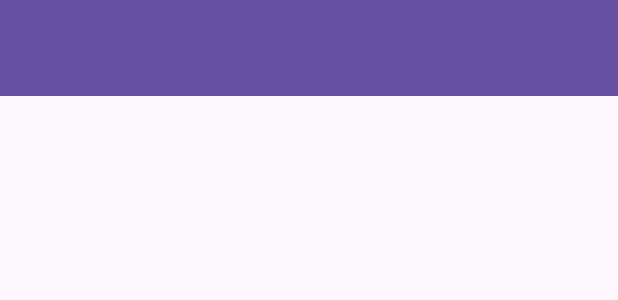
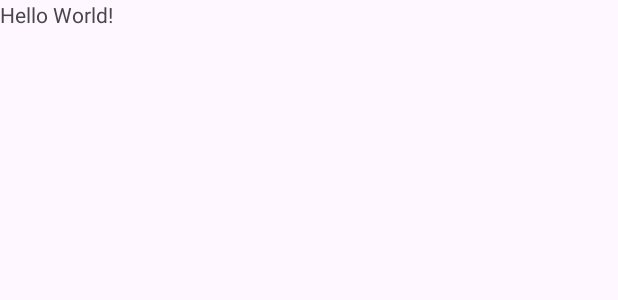
Before and after one commit to CC238-2302-WV61-FidoFriend/App, an Android app: the layout activity_main.xml on its own in the app's theme, with its tools: preview values and no code run, on a phone screen of 412 x 824 dp. Shown: the top 300 px of the screen. Run offline under Robolectric (Android 15) with nearby library versions, the phone set to English and light mode, and no system bars.

Commit message:
fix perfil

```diff
--- a/app/src/main/res/layout/activity_main.xml
+++ b/app/src/main/res/layout/activity_main.xml
@@ -1,26 +1,17 @@
 <?xml version="1.0" encoding="utf-8"?>
-<androidx.drawerlayout.widget.DrawerLayout xmlns:android="http://schemas.android.com/apk/res/android"
+<ScrollView
+    android:orientation="vertical"
+    xmlns:android="http://schemas.android.com/apk/res/android"
     xmlns:app="http://schemas.android.com/apk/res-auto"
     xmlns:tools="http://schemas.android.com/tools"
     android:layout_width="match_parent"
     android:layout_height="match_parent"
-    android:id="@+id/drawer_layout"
-    tools:context=".MainActivity"
-    tools:openDrawer="start">
+    tools:context=".MainActivity">
 
-    <include
-        layout="@layout/app_bar_main"
-        android:layout_width="match_parent"
-        android:layout_height="match_parent"/>
+    <TextView
+        android:layout_width="wrap_content"
+        android:layout_height="wrap_content"
+        android:text="Hello World!"
+        android:id="@+id/txtRes" />
 
-    <com.google.android.material.navigation.NavigationView
-        android:id="@+id/nav_view"
-        android:layout_width="match_parent"
-        android:layout_height="wrap_content"
-        android:layout_gravity="start"
-        app:headerLayout="@layout/nav_header_main"
-        app:menu="@menu/activity_main_drawer"/>
-
-
-
-</androidx.drawerlayout.widget.DrawerLayout>
+</ScrollView>
--- a/app/src/main/res/layout/app_bar_main.xml
+++ /dev/null
@@ -1,23 +0,0 @@
-<?xml version="1.0" encoding="utf-8"?>
-<androidx.coordinatorlayout.widget.CoordinatorLayout
-    xmlns:android="http://schemas.android.com/apk/res/android"
-    xmlns:tools="http://schemas.android.com/tools"
-    android:layout_width="match_parent"
-    android:layout_height="match_parent"
-    xmlns:app="http://schemas.android.com/apk/res-auto"
-    tools:contex=".MainActivity">
-
-    <com.google.android.material.appbar.AppBarLayout
-        android:layout_width="match_parent"
-        android:layout_height="wrap_content"
-        android:fitsSystemWindows="true">
-
-        <androidx.appcompat.widget.Toolbar
-            android:id="@+id/toolbar_main"
-            android:layout_width="match_parent"
-            android:layout_height="?attr/actionBarSize"
-            android:background="?attr/colorPrimary"
-            app:layout_scrollFlags="scroll|enterAlways"/>
-    </com.google.android.material.appbar.AppBarLayout>
-
-</androidx.coordinatorlayout.widget.CoordinatorLayout>
--- a/app/src/main/res/menu/activity_main_drawer.xml
+++ /dev/null
@@ -1,8 +0,0 @@
-<?xml version="1.0" encoding="utf-8"?>
-<menu xmlns:android="http://schemas.android.com/apk/res/android">
-    <group>
-        <item android:id="@+id/nav_item_one"
-            android:icon="@drawable/baseline_3p_24"
-            android:title="Perfil"/>
-    </group>
-</menu>
--- a/app/src/main/res/values/strings.xml
+++ b/app/src/main/res/values/strings.xml
@@ -1,5 +1,4 @@
 <resources>
     <string name="app_name">FidoFriend</string>
-    <string name="navigation_drawer_open">Open</string>
-    <string name="navigation_drawer_close">Close</string>
+
 </resources>
```
Also changed, not shown: app/src/main/java/com/example/fidofriend/MainActivity.kt (+1 -59 lines), app/src/main/java/com/example/fidofriend/Profile.kt (+4 -5 lines), app/src/main/res/layout/nav_header_main.xml (deleted, +0 -34 lines), app/src/main/res/menu/menu.xml (deleted, +0 -11 lines).
